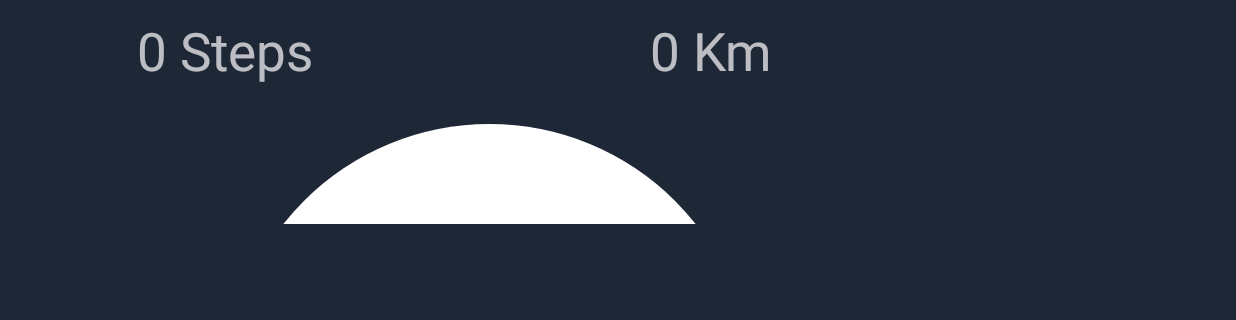
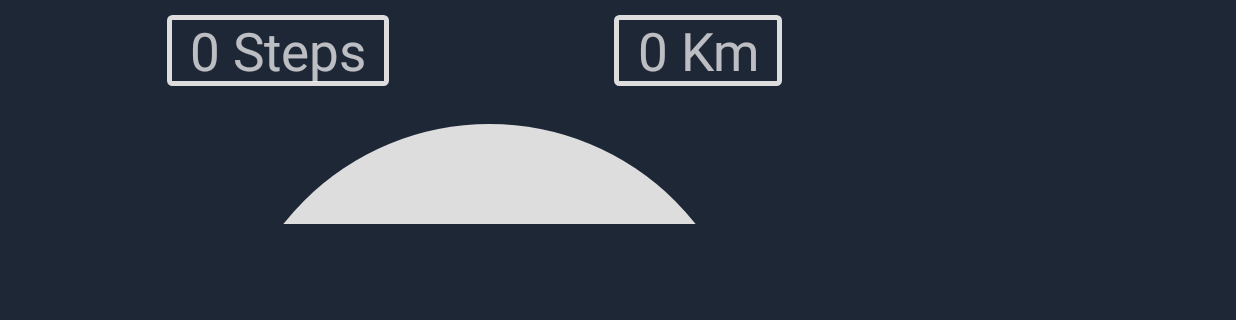
Before and after one commit to KeiiLo/DigitaAssistant, an Android app: the screen it shows after launch (MainActivity), on a phone screen of 824 x 412 dp (held sideways), the part 272-592 px from its top. Run offline under Robolectric (Android 15) with nearby library versions, the phone set to English and light mode, and no system bars; libraries missing offline, so code that uses them is left out: com.jjoe64.graphview; plain views replace GraphView; 1 statement that could not run was skipped.

Commit message:
added a guard preventing multiple scans at the same time

```diff
--- a/app/src/main/java/com/wercup/rcup/digitalassistant/BLEService/BLEService.java
+++ b/app/src/main/java/com/wercup/rcup/digitalassistant/BLEService/BLEService.java
@@ -43,8 +43,8 @@ private static final String TAG = "BLEService";
      * Cheat
      */
 //    private static final String DEVICE_NAME = "Smart Sole 001";
-//    private static final String DEVICE_MAC = "D5:5A:3E:35:3D:34";
-    private static final String DEVICE_MAC = "C9:40:D6:D4:10:F8";
+    private static final String DEVICE_MAC = "D5:5A:3E:35:3D:34";
+//    private static final String DEVICE_MAC = "C9:40:D6:D4:10:F8";
 
     /**
      * All services/characteristics/descriptor UUIDs
@@ -93,6 +93,7 @@ private static final String TAG = "BLEService";
      */
     private boolean mEnabled;
     private boolean scanning = false;
+    private boolean connected = false;
     /**
      * Context of the instance
      */
@@ -273,8 +274,8 @@ private static final String TAG = "BLEService";
      */
     public void startScan() {
         Log.d(TAG, "Scanning devices");
-        if (!scanning) {
-            scanning = !scanning;
+        if (scanning == false && connected == false) {
+            scanning = true;
             if (Build.VERSION.SDK_INT >= Build.VERSION_CODES.LOLLIPOP) {
                 Log.d(TAG, "start le scan");
                 ScanFilter scanFilter = new ScanFilter.Builder()
@@ -332,17 +333,17 @@ private static final String TAG = "BLEService";
      * Explicit function name FTW
      */
     private void stopScan() {
-        scanning = !scanning;
         if (mDevice == null) {
             Toast.makeText(mContext, "Couldn't find our device", Toast.LENGTH_LONG).show();
-        }
+        } else {
         if (Build.VERSION.SDK_INT >= Build.VERSION_CODES.LOLLIPOP) {
             mBluetoothLeScanner.stopScan(scanCallBack);
         } else {
             mBluetoothAdapter.stopLeScan(this);
         }
-        if (mDevice != null) {
             connectToDevice(mDevice);
+            scanning = false;
+            connected = true;
         }
     }
 
--- /dev/null
+++ b/app/src/main/res/drawable/border.xml
@@ -0,0 +1,21 @@
+<?xml version="1.0" encoding="utf-8"?>
+<shape xmlns:android="http://schemas.android.com/apk/res/android"
+    android:shape="rectangle" >
+
+    <!-- view background color -->
+    <solid
+        android:color="#1e2736" >
+    </solid>
+
+    <!-- view border color and width -->
+    <stroke
+        android:width="3dp"
+        android:color="#dddddd" >
+    </stroke>
+
+    <!-- The radius makes the corners rounded -->
+    <corners
+        android:radius="2dp"   >
+    </corners>
+
+</shape>
--- a/app/src/main/res/drawable/circle.xml
+++ b/app/src/main/res/drawable/circle.xml
@@ -4,7 +4,7 @@
     android:shape="oval">
 
     <solid
-        android:color="#FFFFFF"/>
+        android:color="#dddddd"/>
 
     <size
         android:width="120dp"
--- a/app/src/main/res/layout/activity_main.xml
+++ b/app/src/main/res/layout/activity_main.xml
@@ -88,7 +88,7 @@
                 android:layout_marginTop="10dp"
                 android:orientation="vertical">
 
-                <LinearLayout
+                <RelativeLayout
                     android:layout_width="match_parent"
                     android:layout_height="match_parent"
                     android:orientation="horizontal">
@@ -97,19 +97,28 @@
                         android:id="@+id/steps"
                         android:layout_width="wrap_content"
                         android:layout_height="wrap_content"
-                        android:layout_weight="1"
                         android:text="0 Steps"
                         android:textSize="16pt"
-                        android:layout_marginLeft="10dp"/>
+                        android:paddingLeft="15dp"
+                        android:paddingRight="15dp"
+                        android:textAlignment="center"
+                        android:layout_marginLeft="30dp"
+                        android:background="@drawable/border"/>
 
                     <TextView
                         android:id="@+id/kms"
                         android:layout_width="wrap_content"
                         android:layout_height="wrap_content"
-                        android:layout_weight="1"
-                        android:text=" 0 Km"
-                        android:textSize="16pt" />
-                </LinearLayout>
+                        android:text="0 Km"
+                        android:layout_toRightOf="@id/steps"
+                        android:textSize="16pt"
+                        android:layout_marginLeft="150dp"
+                        android:textAlignment="center"
+                        android:paddingLeft="15dp"
+                        android:paddingRight="15dp"
+                        android:background="@drawable/border"/>
+
+                </RelativeLayout>
 
                 <RelativeLayout
                     android:layout_width="350dp"
```
